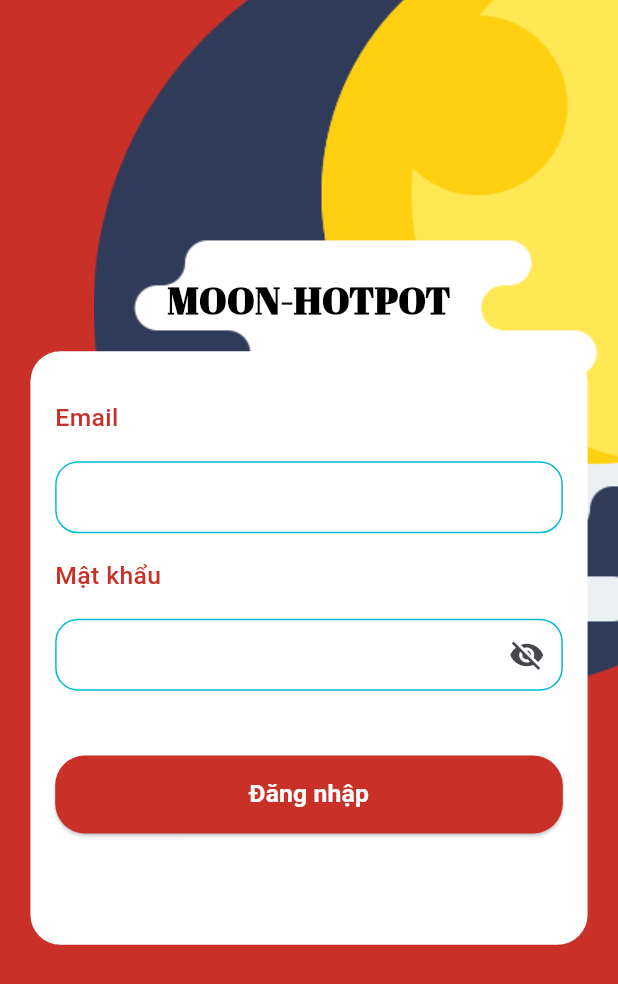
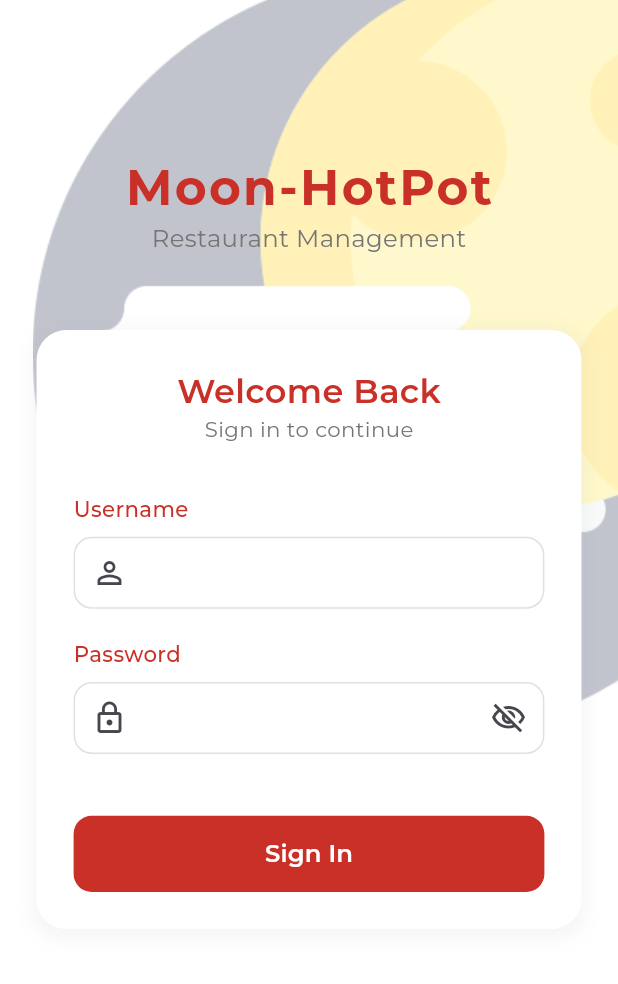
Before and after one commit to duypon2601/SWD392_Mobile, a Flutter app: the screen it shows after launch, on a phone screen of 412 x 824 dp. Shown: the top 984 px of the screen. Run offline on Flutter 3.47's test engine with Material 3 defaults, Android fonts, the phone set to English and light mode, and no system bars; our stand-ins replace flutter_spinkit, get, google_fonts; accounts and stored records are empty.

Commit message:
Update login view

```diff
--- a/lib/app/modules/login/views/login_view.dart
+++ b/lib/app/modules/login/views/login_view.dart
@@ -16,47 +16,109 @@ class LoginView extends GetView<LoginController> {
     return Scaffold(
         body: SafeArea(
             child: Container(
-      color: ColorsManager.primary,
+      color: Colors.white,
       width: double.infinity,
       height: double.infinity,
       child: Stack(
         children: [
+          // Background design
           Positioned(
-            top: -(UtilsReponsive.height(50, context)),
-            right: -(UtilsReponsive.height(160, context)),
-            child: Image.asset('assets/moon.png')),
+            top: -(UtilsReponsive.height(20, context)),
+            right: -(UtilsReponsive.height(120, context)),
+            child: Image.asset(
+              'assets/moon.png',
+              opacity: const AlwaysStoppedAnimation(0.3),
+            ),
+          ),
+
+          // Main content
           SingleChildScrollView(
-            padding: EdgeInsets.symmetric(horizontal:  UtilsReponsive.height(20, context), vertical: UtilsReponsive.height(180, context)),
+            padding: EdgeInsets.symmetric(
+              horizontal: UtilsReponsive.height(24, context),
+              vertical: UtilsReponsive.height(100, context)
+            ),
             child: Column(
               crossAxisAlignment: CrossAxisAlignment.center,
               mainAxisAlignment: MainAxisAlignment.center,
               children: [
-                Text('Moon-HotPot'.toUpperCase(),
-                    style: GoogleFonts.abrilFatface(
+                // App Logo or Title
+                Text(
+                  'Moon-HotPot',
+                  style: GoogleFonts.montserrat(
+                    fontSize: UtilsReponsive.height(32, context),
                     fontWeight: FontWeight.bold,
-                        color: Colors.black,
-                        fontSize: MediaQuery.of(context).size.height * 0.03)),
-                SizedBox(height: MediaQuery.of(context).size.height * 0.02),
+                    color: ColorsManager.primary,
+                    letterSpacing: 1.5,
+                  ),
+                ),
+
+                Text(
+                  'Restaurant Management',
+                  style: GoogleFonts.montserrat(
+                    fontSize: UtilsReponsive.height(16, context),
+                    fontWeight: FontWeight.w400,
+                    color: Colors.grey[600],
+                  ),
+                ),
+
+                SizedBox(height: size.height * 0.06),
+
+                // Login Form Container
                 Container(
                   width: double.infinity,
-                  // height: size.height * 0.5,
-                  padding: EdgeInsets.all(size.height * 0.02),
+                  padding: EdgeInsets.all(size.height * 0.03),
                   decoration: BoxDecoration(
-                      borderRadius: BorderRadius.circular(20), color: Colors.white),
+                    borderRadius: BorderRadius.circular(20),
+                    color: Colors.white,
+                    boxShadow: [
+                      BoxShadow(
+                        color: Colors.grey.withOpacity(0.1),
+                        spreadRadius: 3,
+                        blurRadius: 10,
+                        offset: const Offset(0, 3),
+                      ),
+                    ],
+                  ),
                   child: Column(
                     crossAxisAlignment: CrossAxisAlignment.start,
                     children: [
-                      SizedBox(
-                        height: size.height * 0.02,
+                      // Welcome Section
+                      Center(
+                        child: Text(
+                          'Welcome Back',
+                          style: GoogleFonts.montserrat(
+                            fontSize: UtilsReponsive.height(22, context),
+                            fontWeight: FontWeight.w600,
+                            color: ColorsManager.primary,
                           ),
-                      Text('Email',
-                          style: TextStyle(
+                        ),
+                      ),
+
+                      Center(
+                        child: Text(
+                          'Sign in to continue',
+                          style: GoogleFonts.montserrat(
+                            fontSize: UtilsReponsive.height(14, context),
+                            fontWeight: FontWeight.w400,
+                            color: Colors.grey[600],
+                          ),
+                        ),
+                      ),
+
+                      SizedBox(height: size.height * 0.04),
+
+                      // Username Field
+                      Text(
+                        'Username',
+                        style: GoogleFonts.montserrat(
                           fontWeight: FontWeight.w500,
                           color: ColorsManager.primary,
-                              fontSize: MediaQuery.of(context).size.height * 0.02)),
-                      SizedBox(
-                        height: size.height * 0.02,
+                          fontSize: UtilsReponsive.height(14, context),
                         ),
+                      ),
+
+                      SizedBox(height: size.height * 0.01),
+
                       Obx(() => FormFieldWidget(
                         padding: 20,
                         controllerEditting: controller.emailController,
@@ -64,20 +126,25 @@ class LoginView extends GetView<LoginController> {
                         setValueFunc: (value) {
                           controller.validationPhone();
                         },
-                            borderColor: Colors.cyan,
-                            radiusBorder: 15,
+                        borderColor: Colors.grey[300]!,
+                        radiusBorder: 12,
+                        prefixIcon: const Icon(Icons.person_outline),
                       )),
-                      SizedBox(
-                        height: size.height * 0.02,
-                      ),
-                      Text('Mật khẩu',
-                          style: TextStyle(
+
+                      SizedBox(height: size.height * 0.025),
+
+                      // Password Field
+                      Text(
+                        'Password',
+                        style: GoogleFonts.montserrat(
                           color: ColorsManager.primary,
                           fontWeight: FontWeight.w500,
-                              fontSize: MediaQuery.of(context).size.height * 0.02)),
-                      SizedBox(
-                        height: size.height * 0.02,
+                          fontSize: UtilsReponsive.height(14, context),
                         ),
+                      ),
+
+                      SizedBox(height: size.height * 0.01),
+
                       Obx(() => FormFieldWidget(
                         errorText: controller.passwordError.value,
                         controllerEditting: controller.passwordController,
@@ -85,57 +152,52 @@ class LoginView extends GetView<LoginController> {
                         setValueFunc: (value) {
                           controller.validationPassword();
                         },
-                            borderColor: Colors.cyan,
+                        borderColor: Colors.grey[300]!,
                         isObscureText: !controller.visiblePassword.value,
-                            radiusBorder: 15,
+                        radiusBorder: 12,
+                        prefixIcon: const Icon(Icons.lock_outline),
                         suffixIcon: GestureDetector(
                           onTap: () {
                             controller.visiblePassword.value =
                                 !controller.visiblePassword.value;
                           },
                           child: Icon(controller.visiblePassword.value
-                                    ? Icons.visibility
-                                    : Icons.visibility_off)),
+                              ? Icons.visibility_outlined
+                              : Icons.visibility_off_outlined),
+                        ),
                       )),
+
+                      SizedBox(height: size.height * 0.05),
+
+                      // Login Button
                       SizedBox(
-                        height: size.height * 0.04,
+                        width: double.infinity,
+                        height: UtilsReponsive.height(50, context),
+                        child: ElevatedButton(
+                          style: ElevatedButton.styleFrom(
+                            backgroundColor: ColorsManager.primary,
+                            shape: RoundedRectangleBorder(
+                              borderRadius: BorderRadius.circular(12),
                             ),
-                      SizedBoxConst.size(context: context),
-                      ConstrainedBox(
-                        constraints: BoxConstraints.tightFor(width: context.width),
-                        child: ElevatedButton(
-                          style: ButtonStyle(
-                            shape: WidgetStateProperty.all(
-                              RoundedRectangleBorder(
-                                borderRadius: BorderRadius.circular(20),
+                            elevation: 0,
                           ),
-                            ),
-                            backgroundColor: WidgetStateProperty.all(
-                              ColorsManager.primary,
-                            ),
-                            padding:
-                                WidgetStateProperty.all(const EdgeInsets.all(14)),
-                          ),
+                          onPressed: () async {
+                            await controller.login();
+                          },
                           child: Obx(() => controller.isLoading.value
                             ? const CupertinoActivityIndicator(
                                 color: Colors.white,
                               )
-                              : Text('Đăng nhập',
-                                  style: TextStyle(
-                                      fontWeight: FontWeight.bold,
+                            : Text(
+                                'Sign In',
+                                style: GoogleFonts.montserrat(
+                                  fontWeight: FontWeight.w600,
                                   color: Colors.white,
-                                      fontSize: MediaQuery.of(context).size.height *
-                                          0.02))),
-                          onPressed: () async {
-                            await controller.login();
-                          },
+                                  fontSize: UtilsReponsive.height(16, context),
                                 ),
                               ),
-                      SizedBox(
-                        height: size.height * 0.02,
                           ),
-                      SizedBox(
-                        height: size.height * 0.05,
+                        ),
                       ),
                     ],
                   ),
@@ -147,36 +209,4 @@ class LoginView extends GetView<LoginController> {
       ),
     )));
    }
-
-  SizedBox _avatar(BuildContext context) {
-    return SizedBox(
-      height: UtilsReponsive.height(150, context),
-      width: UtilsReponsive.height(150, context),
-      child: Stack(
-        fit: StackFit.expand,
-        children: [
-          Container(
-            clipBehavior: Clip.hardEdge,
-            height: UtilsReponsive.height(90, context),
-            width: UtilsReponsive.height(90, context),
-            padding: EdgeInsets.all(UtilsReponsive.height(5, context)),
-            decoration: BoxDecoration(
-                color: Colors.white,
-                border: Border.all(color: Colors.white, width: 5),
-                shape: BoxShape.circle),
-            child: Container(
-              clipBehavior: Clip.hardEdge,
-              height: UtilsReponsive.height(80, context),
-              width: UtilsReponsive.height(80, context),
-              decoration: const BoxDecoration(shape: BoxShape.circle),
-              // child: Image.asset(
-              //   'assets/image_logo.png',
-              //   fit: BoxFit.fill,
-              // ),
-            ),
-          ),
-        ],
-      ),
-    );
 }
-}
--- a/lib/resources/form_field_widget.dart
+++ b/lib/resources/form_field_widget.dart
@@ -1,12 +1,12 @@
 import 'package:flutter/material.dart';
 import 'package:flutter/services.dart';
+import 'package:hotpot/resources/color_manager.dart';
 import 'package:hotpot/resources/reponsive_utils.dart';
 
-
-// ignore: must_be_immutable
+// Enhanced FormFieldWidget with prefix icon support
 class FormFieldWidget extends StatelessWidget {
-  FormFieldWidget(
-      {super.key,
+  FormFieldWidget({
+      super.key,
       this.focusNode,
       this.icon,
       this.errorText = "",
@@ -19,6 +19,7 @@ class FormFieldWidget extends StatelessWidget {
       this.initValue,
       this.padding = 0,
       this.suffixIcon,
+      this.prefixIcon,
       this.enableInteractiveSelection = true,
       this.styleInput = const TextStyle(color: Colors.black),
       this.radiusBorder = 0,
@@ -30,9 +31,11 @@ class FormFieldWidget extends StatelessWidget {
       this.isCenter = false,
       this.focusColor,
       this.listFormat});
+
   final FocusNode? focusNode;
   final Icon? icon;
   final Widget? suffixIcon;
+  final Widget? prefixIcon;
   String? errorText;
   final String? labelText;
   final TextEditingController? controllerEditting;
@@ -59,7 +62,7 @@ class FormFieldWidget extends StatelessWidget {
     return TextFormField(
       inputFormatters: listFormat,
       textDirection: directLTR ? TextDirection.ltr : TextDirection.rtl,
-      cursorColor: Colors.black,
+      cursorColor: ColorsManager.primary,
       textAlign: isCenter ? TextAlign.center : TextAlign.start,
       style: styleInput,
       enableInteractiveSelection: enableInteractiveSelection,
@@ -70,7 +73,7 @@ class FormFieldWidget extends StatelessWidget {
       decoration: InputDecoration(
         labelStyle: TextStyle(
             color: borderColor,
-            fontSize: UtilsReponsive.formatFontSize(18, context)),
+            fontSize: UtilsReponsive.formatFontSize(14, context)),
         fillColor: fillColor,
         filled: true,
         contentPadding: EdgeInsets.symmetric(
@@ -80,7 +83,10 @@ class FormFieldWidget extends StatelessWidget {
         focusedBorder: OutlineInputBorder(
           borderRadius: BorderRadius.circular(
               UtilsReponsive.height(radiusBorder ?? 20, context)),
-          borderSide: BorderSide(color: focusColor ?? borderColor, width: 2),
+          borderSide: BorderSide(
+            color: focusColor ?? ColorsManager.primary,
+            width: 1.5
+          ),
         ),
         border: OutlineInputBorder(
           borderSide: BorderSide(
@@ -99,11 +105,14 @@ class FormFieldWidget extends StatelessWidget {
           borderRadius: BorderRadius.circular(
               UtilsReponsive.height(radiusBorder ?? 20, context)),
         ),
-        // labelText: labelText,
         hintText: labelText,
         hintTextDirection: TextDirection.ltr,
         hintMaxLines: 3,
-        prefixIcon: icon,
+        hintStyle: TextStyle(
+          color: Colors.grey[400],
+          fontSize: UtilsReponsive.formatFontSize(14, context),
+        ),
+        prefixIcon: prefixIcon ?? icon,
         suffixIcon: suffixIcon,
       ),
       keyboardType: textInputType,
```
Lines whose indentation alone changed are shown as unchanged.
